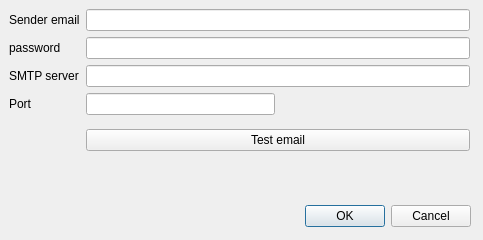
Before: the Qt Designer form src/ui/insert_email.ui in stefanodellosa-personal/WADAS, drawn with Qt 5.
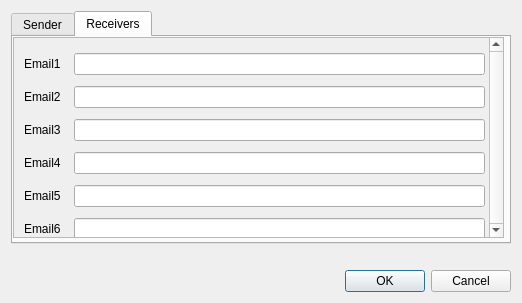
After: the same form once the commit is applied. The open tabs and pages were chosen to show the change.

Commit message: Added receivers email in UI

```diff
--- a/src/ui/insert_email.ui
+++ b/src/ui/insert_email.ui
@@ -6,36 +6,36 @@
    <rect>
     <x>0</x>
     <y>0</y>
-    <width>483</width>
-    <height>240</height>
+    <width>522</width>
+    <height>303</height>
    </rect>
   </property>
+  <property name="sizePolicy">
+   <sizepolicy hsizetype="Preferred" vsizetype="Fixed">
+    <horstretch>0</horstretch>
+    <verstretch>0</verstretch>
+   </sizepolicy>
+  </property>
   <property name="windowTitle">
    <string>Insert Email configuration parameters</string>
   </property>
-  <widget class="QDialogButtonBox" name="buttonBox">
-   <property name="geometry">
-    <rect>
-     <x>10</x>
-     <y>200</y>
-     <width>461</width>
-     <height>32</height>
-    </rect>
-   </property>
-   <property name="orientation">
-    <enum>Qt::Orientation::Horizontal</enum>
-   </property>
-   <property name="standardButtons">
-    <set>QDialogButtonBox::StandardButton::Cancel|QDialogButtonBox::StandardButton::Ok</set>
-   </property>
-  </widget>
+  <layout class="QVBoxLayout" name="verticalLayout">
+   <item>
+    <widget class="QTabWidget" name="tabWidget">
+     <property name="currentIndex">
+      <number>0</number>
+     </property>
+     <widget class="QWidget" name="tab_3">
+      <attribute name="title">
+       <string>Sender</string>
+      </attribute>
   <widget class="QWidget" name="gridLayoutWidget">
    <property name="geometry">
     <rect>
-     <x>9</x>
-     <y>9</y>
+         <x>10</x>
+         <y>10</y>
      <width>461</width>
-     <height>151</height>
+         <height>186</height>
     </rect>
    </property>
    <layout class="QGridLayout" name="gridLayout">
@@ -83,54 +83,178 @@
       </property>
      </spacer>
     </item>
-    <item row="3" column="4">
-     <spacer name="horizontalSpacer">
-      <property name="orientation">
-       <enum>Qt::Orientation::Horizontal</enum>
-      </property>
-      <property name="sizeHint" stdset="0">
-       <size>
-        <width>40</width>
-        <height>20</height>
-       </size>
-      </property>
-     </spacer>
-    </item>
-    <item row="2" column="3" colspan="2">
-     <widget class="QLineEdit" name="lineEdit_smtpServer"/>
-    </item>
-    <item row="1" column="3" colspan="2">
-     <widget class="QLineEdit" name="lineEdit_password">
-      <property name="echoMode">
-       <enum>QLineEdit::EchoMode::Password</enum>
+       </layout>
+      </widget>
+     </widget>
+     <widget class="QWidget" name="tab_4">
+      <attribute name="title">
+       <string>Receivers</string>
+      </attribute>
+      <widget class="QScrollArea" name="scrollArea">
+       <property name="geometry">
+        <rect>
+         <x>0</x>
+         <y>0</y>
+         <width>491</width>
+         <height>201</height>
+        </rect>
+       </property>
+       <property name="sizePolicy">
+        <sizepolicy hsizetype="Expanding" vsizetype="Fixed">
+         <horstretch>0</horstretch>
+         <verstretch>0</verstretch>
+        </sizepolicy>
+       </property>
+       <property name="verticalScrollBarPolicy">
+        <enum>Qt::ScrollBarPolicy::ScrollBarAlwaysOn</enum>
+       </property>
+       <property name="widgetResizable">
+        <bool>true</bool>
+       </property>
+       <widget class="QWidget" name="scrollAreaWidgetContents_2">
+        <property name="geometry">
+         <rect>
+          <x>0</x>
+          <y>0</y>
+          <width>472</width>
+          <height>199</height>
+         </rect>
+        </property>
+        <widget class="QWidget" name="gridLayoutWidget_2">
+         <property name="geometry">
+          <rect>
+           <x>10</x>
+           <y>10</y>
+           <width>461</width>
+           <height>331</height>
+          </rect>
+         </property>
+         <layout class="QGridLayout" name="gridLayout_2">
+          <item row="6" column="2">
+           <widget class="QLineEdit" name="lineEdit_rec_email7"/>
+          </item>
+          <item row="1" column="0">
+           <widget class="QLabel" name="label_6">
+            <property name="text">
+             <string>Email2</string>
+            </property>
+           </widget>
+          </item>
+          <item row="8" column="2">
+           <widget class="QLineEdit" name="lineEdit_rec_email9"/>
+          </item>
+          <item row="5" column="2">
+           <widget class="QLineEdit" name="lineEdit_rec_email6"/>
+          </item>
+          <item row="0" column="0">
+           <widget class="QLabel" name="label_5">
+            <property name="text">
+             <string>Email1</string>
       </property>
      </widget>
     </item>
-    <item row="0" column="3" colspan="2">
-     <widget class="QLineEdit" name="lineEdit_senderEmail"/>
-    </item>
-    <item row="4" column="3" colspan="2">
-     <widget class="QPushButton" name="pushButton_testEmail">
+          <item row="7" column="0">
+           <widget class="QLabel" name="label_12">
+            <property name="text">
+             <string>Email8</string>
+            </property>
+           </widget>
+          </item>
+          <item row="7" column="2">
+           <widget class="QLineEdit" name="lineEdit_rec_email8"/>
+          </item>
+          <item row="3" column="0">
+           <widget class="QLabel" name="label_8">
       <property name="text">
-       <string>Test email</string>
+             <string>Email4</string>
       </property>
      </widget>
     </item>
-   </layout>
-  </widget>
+          <item row="6" column="0">
+           <widget class="QLabel" name="label_11">
+            <property name="text">
+             <string>Email7</string>
+            </property>
+           </widget>
+          </item>
+          <item row="4" column="2">
+           <widget class="QLineEdit" name="lineEdit_rec_email5"/>
+          </item>
+          <item row="0" column="2">
+           <widget class="QLineEdit" name="lineEdit_rec_email1"/>
+          </item>
+          <item row="1" column="2">
+           <widget class="QLineEdit" name="lineEdit_rec_email2"/>
+          </item>
+          <item row="3" column="2">
+           <widget class="QLineEdit" name="lineEdit_rec_email4"/>
+          </item>
+          <item row="5" column="0">
+           <widget class="QLabel" name="label_10">
+            <property name="text">
+             <string>Email6</string>
+            </property>
+           </widget>
+          </item>
+          <item row="2" column="2">
+           <widget class="QLineEdit" name="lineEdit_rec_email3"/>
+          </item>
+          <item row="2" column="0">
+           <widget class="QLabel" name="label_7">
+            <property name="text">
+             <string>Email3</string>
+            </property>
+           </widget>
+          </item>
+          <item row="4" column="0">
+           <widget class="QLabel" name="label_9">
+            <property name="text">
+             <string>Email5</string>
+            </property>
+           </widget>
+          </item>
+          <item row="9" column="2">
+           <widget class="QLineEdit" name="lineEdit_rec_email10"/>
+          </item>
+          <item row="8" column="0">
+           <widget class="QLabel" name="label_13">
+            <property name="text">
+             <string>Email9</string>
+            </property>
+           </widget>
+          </item>
+          <item row="9" column="0">
+           <widget class="QLabel" name="label_14">
+            <property name="text">
+             <string>Email10</string>
+            </property>
+           </widget>
+          </item>
+         </layout>
+        </widget>
+       </widget>
+      </widget>
+     </widget>
+    </widget>
+   </item>
+   <item>
   <widget class="QLabel" name="label_status">
-   <property name="geometry">
-    <rect>
-     <x>8</x>
-     <y>170</y>
-     <width>461</width>
-     <height>20</height>
-    </rect>
-   </property>
    <property name="text">
     <string/>
    </property>
   </widget>
+   </item>
+   <item>
+    <widget class="QDialogButtonBox" name="buttonBox">
+     <property name="orientation">
+      <enum>Qt::Orientation::Horizontal</enum>
+     </property>
+     <property name="standardButtons">
+      <set>QDialogButtonBox::StandardButton::Cancel|QDialogButtonBox::StandardButton::Ok</set>
+     </property>
+    </widget>
+   </item>
+  </layout>
  </widget>
  <tabstops>
   <tabstop>lineEdit_senderEmail</tabstop>
```
Left out of the diff: 45 changed lines with no effect on the pictures. Lines whose indentation alone changed are shown as unchanged. The commit also changes 6 other files.
